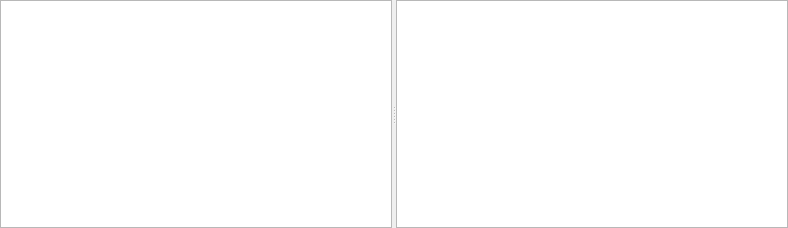
This is engine/modules/anim/editor/TimelinePanel/TimelinePanel.ui in timi-liuliang/echo as Qt 5 draws it before an edit. The edited form follows.
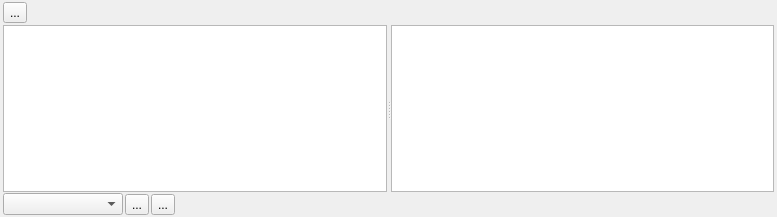
This is the edited form.

Commit message: Timeline add edit node #235

The edit to the form file:
```diff
--- a/engine/modules/anim/editor/TimelinePanel/TimelinePanel.ui
+++ b/engine/modules/anim/editor/TimelinePanel/TimelinePanel.ui
@@ -6,8 +6,8 @@
    <rect>
     <x>0</x>
     <y>0</y>
-    <width>788</width>
-    <height>228</height>
+    <width>777</width>
+    <height>217</height>
    </rect>
   </property>
   <property name="windowTitle">
@@ -18,17 +18,67 @@
     <number>0</number>
    </property>
    <property name="leftMargin">
-    <number>0</number>
+    <number>3</number>
    </property>
    <property name="topMargin">
     <number>0</number>
    </property>
    <property name="rightMargin">
-    <number>0</number>
+    <number>3</number>
    </property>
    <property name="bottomMargin">
     <number>0</number>
    </property>
+   <item>
+    <widget class="QWidget" name="TopTools" native="true">
+     <property name="minimumSize">
+      <size>
+       <width>0</width>
+       <height>25</height>
+      </size>
+     </property>
+     <property name="maximumSize">
+      <size>
+       <width>16777215</width>
+       <height>25</height>
+      </size>
+     </property>
+     <layout class="QHBoxLayout" name="horizontalLayout_2">
+      <property name="leftMargin">
+       <number>0</number>
+      </property>
+      <property name="topMargin">
+       <number>0</number>
+      </property>
+      <property name="rightMargin">
+       <number>0</number>
+      </property>
+      <property name="bottomMargin">
+       <number>0</number>
+      </property>
+      <item>
+       <widget class="QToolButton" name="toolButton">
+        <property name="text">
+         <string>...</string>
+        </property>
+       </widget>
+      </item>
+      <item>
+       <spacer name="horizontalSpacer">
+        <property name="orientation">
+         <enum>Qt::Horizontal</enum>
+        </property>
+        <property name="sizeHint" stdset="0">
+         <size>
+          <width>725</width>
+          <height>20</height>
+         </size>
+        </property>
+       </spacer>
+      </item>
+     </layout>
+    </widget>
+   </item>
    <item>
     <widget class="QSplitter" name="m_splitter">
      <property name="orientation">
@@ -50,6 +100,76 @@
      <widget class="QGraphicsView" name="graphicsView"/>
     </widget>
    </item>
+   <item>
+    <widget class="QWidget" name="BottomTools" native="true">
+     <property name="minimumSize">
+      <size>
+       <width>0</width>
+       <height>25</height>
+      </size>
+     </property>
+     <property name="maximumSize">
+      <size>
+       <width>16777215</width>
+       <height>25</height>
+      </size>
+     </property>
+     <layout class="QHBoxLayout" name="horizontalLayout">
+      <property name="spacing">
+       <number>2</number>
+      </property>
+      <property name="leftMargin">
+       <number>0</number>
+      </property>
+      <property name="topMargin">
+       <number>0</number>
+      </property>
+      <property name="rightMargin">
+       <number>0</number>
+      </property>
+      <property name="bottomMargin">
+       <number>0</number>
+      </property>
+      <item>
+       <widget class="QComboBox" name="m_clips">
+        <property name="minimumSize">
+         <size>
+          <width>120</width>
+          <height>0</height>
+         </size>
+        </property>
+       </widget>
+      </item>
+      <item>
+       <widget class="QToolButton" name="NewClip">
+        <property name="text">
+         <string>...</string>
+        </property>
+       </widget>
+      </item>
+      <item>
+       <widget class="QToolButton" name="toolButton_3">
+        <property name="text">
+         <string>...</string>
+        </property>
+       </widget>
+      </item>
+      <item>
+       <spacer name="horizontalSpacer_2">
+        <property name="orientation">
+         <enum>Qt::Horizontal</enum>
+        </property>
+        <property name="sizeHint" stdset="0">
+         <size>
+          <width>568</width>
+          <height>20</height>
+         </size>
+        </property>
+       </spacer>
+      </item>
+     </layout>
+    </widget>
+   </item>
   </layout>
  </widget>
  <resources/>
```
The commit also changes 3 other files.
